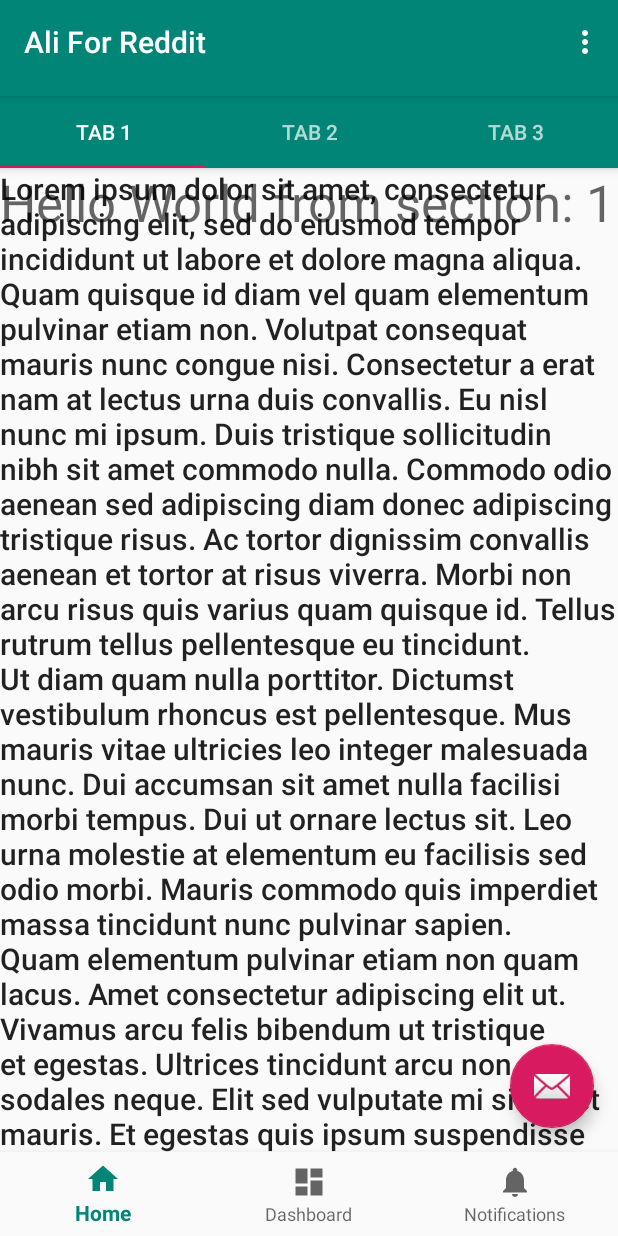
After one commit to ZianeA/Ali-For-Reddit, an Android app: the fragment HomeFragmentContainer placed in its activity, on a phone screen of 412 x 824 dp. The commit adds this screen. Run offline under Robolectric (Android 15) with nearby library versions, the phone set to English and light mode, and no system bars.

Commit message:
Add bottom navigation and tabs

```diff
--- a/app/build.gradle
+++ b/app/build.gradle
@@ -24,12 +24,13 @@ android {
 
 dependencies {
     implementation fileTree(dir: 'libs', include: ['*.jar'])
-    implementation"org.jetbrains.kotlin:kotlin-stdlib-jdk7:$kotlin_version"
+    implementation "org.jetbrains.kotlin:kotlin-stdlib-jdk7:$kotlin_version"
     implementation 'androidx.appcompat:appcompat:1.0.0-beta01'
     implementation 'androidx.core:core-ktx:1.1.0-alpha05'
     implementation 'com.google.android.material:material:1.0.0-beta01'
     implementation 'androidx.constraintlayout:constraintlayout:1.1.3'
     implementation 'androidx.vectordrawable:vectordrawable:1.0.0-beta01'
+    implementation 'androidx.legacy:legacy-support-v4:1.0.0-beta01'
     testImplementation 'junit:junit:4.12'
     androidTestImplementation 'androidx.test:runner:1.1.0-alpha4'
     androidTestImplementation 'androidx.test.espresso:espresso-core:3.1.0-alpha4'
--- /dev/null
+++ b/app/src/main/java/com/visualeap/aliforreddit/HomeFragment.kt
@@ -0,0 +1,39 @@
+package com.visualeap.aliforreddit
+
+import android.os.Bundle
+import androidx.fragment.app.Fragment
+import android.view.LayoutInflater
+import android.view.View
+import android.view.ViewGroup
+import androidx.core.os.bundleOf
+import kotlinx.android.synthetic.main.fragment_home.view.*
+
+class HomeFragment : Fragment() {
+
+    override fun onCreateView(
+        inflater: LayoutInflater, container: ViewGroup?,
+        savedInstanceState: Bundle?
+    ): View? {
+        // Inflate the layout for this fragment
+        val rootView = inflater.inflate(R.layout.fragment_home, container, false)
+        rootView.section_label.text = getString(R.string.section_format, arguments?.getInt(ARG_SECTION_NUMBER))
+        return rootView
+    }
+
+    companion object {
+        /**
+         * The fragment argument representing the section number for this
+         * fragment.
+         */
+        private const val ARG_SECTION_NUMBER = "section_number"
+
+        /**
+         * Returns a new instance of this fragment for the given section
+         * number.
+         */
+        fun newInstance(sectionNumber: Int) = HomeFragment().apply {
+            arguments = bundleOf(ARG_SECTION_NUMBER to sectionNumber)
+        }
+    }
+
+}
--- /dev/null
+++ b/app/src/main/java/com/visualeap/aliforreddit/HomeFragmentContainer.kt
@@ -0,0 +1,86 @@
+package com.visualeap.aliforreddit
+
+import com.google.android.material.tabs.TabLayout
+import com.google.android.material.snackbar.Snackbar
+
+import androidx.fragment.app.Fragment
+import androidx.fragment.app.FragmentManager
+import androidx.fragment.app.FragmentPagerAdapter
+import android.os.Bundle
+import android.view.*
+import kotlinx.android.synthetic.main.fragment_container_home.*
+
+class HomeFragmentContainer : Fragment() {
+
+    /**
+     * The [androidx.viewpager.widget.PagerAdapter] that will provide
+     * fragments for each of the sections. We use a
+     * {@link FragmentPagerAdapter} derivative, which will keep every
+     * loaded fragment in memory. If this becomes too memory intensive, it
+     * may be best to switch to a
+     * androidx.fragment.app.FragmentStatePagerAdapter.
+     */
+    private var sectionsPagerAdapter: SectionsPagerAdapter? = null
+
+    override fun onCreateView(inflater: LayoutInflater, container: ViewGroup?, savedInstanceState: Bundle?): View? {
+        val rootView = inflater.inflate(R.layout.fragment_container_home, container, false)
+        setHasOptionsMenu(true)
+
+        return rootView
+    }
+
+    override fun onViewCreated(view: View, savedInstanceState: Bundle?) {
+        super.onViewCreated(view, savedInstanceState)
+
+        // Create the adapter that will return a fragment for each of the three
+        // primary sections of the activity.
+        sectionsPagerAdapter = SectionsPagerAdapter(childFragmentManager)
+
+        // Set up the ViewPager with the sections adapter.
+        container.adapter = sectionsPagerAdapter
+
+        container.addOnPageChangeListener(TabLayout.TabLayoutOnPageChangeListener(tabs))
+        tabs.addOnTabSelectedListener(TabLayout.ViewPagerOnTabSelectedListener(container))
+
+        fab.setOnClickListener {
+            Snackbar.make(it, "Replace with your own action", Snackbar.LENGTH_LONG)
+                .setAction("Action", null).show()
+        }
+    }
+
+    override fun onCreateOptionsMenu(menu: Menu?, inflater: MenuInflater?) {
+        inflater?.inflate(R.menu.menu_main, menu)
+    }
+
+    override fun onOptionsItemSelected(item: MenuItem): Boolean {
+        // Handle action bar item clicks here. The action bar will
+        // automatically handle clicks on the Home/Up button, so long
+        // as you specify a parent activity in AndroidManifest.xml.
+        val id = item.itemId
+
+        if (id == R.id.action_settings) {
+            return true
+        }
+
+        return super.onOptionsItemSelected(item)
+    }
+
+
+    /**
+     * A [FragmentPagerAdapter] that returns a fragment corresponding to
+     * one of the sections/tabs/pages.
+     */
+    inner class SectionsPagerAdapter(fm: FragmentManager) : FragmentPagerAdapter(fm) {
+
+        override fun getItem(position: Int): Fragment {
+            // getItem is called to instantiate the fragment for the given page.
+            // Return a PlaceholderFragment (defined as a static inner class below).
+            return HomeFragment.newInstance(position + 1)
+        }
+
+        override fun getCount(): Int {
+            // Show 3 total pages.
+            return 3
+        }
+    }
+}
--- a/app/src/main/java/com/visualeap/aliforreddit/MainActivity.kt
+++ b/app/src/main/java/com/visualeap/aliforreddit/MainActivity.kt
@@ -7,18 +7,19 @@ import kotlinx.android.synthetic.main.activity_main.*
 
 class MainActivity : AppCompatActivity() {
 
-    private val mOnNavigationItemSelectedListener = BottomNavigationView.OnNavigationItemSelectedListener { item ->
+    private val mOnNavigationItemSelectedListener =
+        BottomNavigationView.OnNavigationItemSelectedListener { item ->
             when (item.itemId) {
                 R.id.navigation_home -> {
-                message.setText(R.string.title_home)
+                    supportFragmentManager.beginTransaction()
+                        .replace(R.id.fragment_container, HomeFragmentContainer())
+                        .commit();
                     return@OnNavigationItemSelectedListener true
                 }
                 R.id.navigation_dashboard -> {
-                message.setText(R.string.title_dashboard)
                     return@OnNavigationItemSelectedListener true
                 }
                 R.id.navigation_notifications -> {
-                message.setText(R.string.title_notifications)
                     return@OnNavigationItemSelectedListener true
                 }
             }
@@ -28,6 +29,7 @@ class MainActivity : AppCompatActivity() {
     override fun onCreate(savedInstanceState: Bundle?) {
         super.onCreate(savedInstanceState)
         setContentView(R.layout.activity_main)
+        setSupportActionBar(toolbar)
 
         navigation.setOnNavigationItemSelectedListener(mOnNavigationItemSelectedListener)
     }
--- a/app/src/main/res/layout/activity_main.xml
+++ b/app/src/main/res/layout/activity_main.xml
@@ -1,34 +1,45 @@
 <?xml version="1.0" encoding="utf-8"?>
-<androidx.constraintlayout.widget.ConstraintLayout
-        xmlns:android="http://schemas.android.com/apk/res/android"
+<androidx.constraintlayout.widget.ConstraintLayout xmlns:android="http://schemas.android.com/apk/res/android"
     xmlns:app="http://schemas.android.com/apk/res-auto"
     xmlns:tools="http://schemas.android.com/tools"
-        android:id="@+id/container"
     android:layout_width="match_parent"
     android:layout_height="match_parent"
     tools:context=".MainActivity">
 
-    <TextView
-            android:id="@+id/message"
-            android:layout_width="wrap_content"
+    <com.google.android.material.appbar.AppBarLayout
+        android:id="@+id/appBarLayout"
+        android:layout_width="match_parent"
         android:layout_height="wrap_content"
-            android:layout_marginStart="@dimen/activity_horizontal_margin"
-            android:layout_marginLeft="@dimen/activity_horizontal_margin"
-            android:layout_marginTop="@dimen/activity_vertical_margin"
-            android:text="@string/title_home"
-            app:layout_constraintLeft_toLeftOf="parent"
-            app:layout_constraintTop_toTopOf="parent"/>
+        android:fitsSystemWindows="true"
+        android:paddingBottom="@dimen/appbar_padding_bottom"
+        android:theme="@style/AppTheme.AppBarOverlay"
+        app:layout_constraintStart_toStartOf="parent"
+        app:layout_constraintTop_toTopOf="parent">
+
+        <androidx.appcompat.widget.Toolbar
+            android:id="@+id/toolbar"
+            android:layout_width="match_parent"
+            android:layout_height="?attr/actionBarSize"
+            android:background="?attr/colorPrimary"
+            app:popupTheme="@style/AppTheme.PopupOverlay"
+            app:title="@string/app_name" />
+
+    </com.google.android.material.appbar.AppBarLayout>
+
+    <FrameLayout
+        android:id="@+id/fragment_container"
+        android:layout_width="match_parent"
+        android:layout_height="0dp"
+        app:layout_constraintBottom_toTopOf="@+id/navigation"
+        app:layout_constraintTop_toBottomOf="@+id/appBarLayout" />
+
 
     <com.google.android.material.bottomnavigation.BottomNavigationView
         android:id="@+id/navigation"
-            android:layout_width="0dp"
+        android:layout_width="match_parent"
         android:layout_height="wrap_content"
-            android:layout_marginEnd="0dp"
-            android:layout_marginStart="0dp"
         android:background="?android:attr/windowBackground"
         app:layout_constraintBottom_toBottomOf="parent"
-            app:layout_constraintLeft_toLeftOf="parent"
-            app:layout_constraintRight_toRightOf="parent"
-            app:menu="@menu/navigation"/>
-
+        app:layout_constraintStart_toStartOf="parent"
+        app:menu="@menu/navigation" />
 </androidx.constraintlayout.widget.ConstraintLayout>
--- /dev/null
+++ b/app/src/main/res/layout/fragment_container_home.xml
@@ -0,0 +1,56 @@
+<?xml version="1.0" encoding="utf-8"?>
+<androidx.coordinatorlayout.widget.CoordinatorLayout xmlns:android="http://schemas.android.com/apk/res/android"
+    xmlns:app="http://schemas.android.com/apk/res-auto"
+    xmlns:tools="http://schemas.android.com/tools"
+    android:id="@+id/main_content"
+    android:layout_width="match_parent"
+    android:layout_height="match_parent">
+
+    <com.google.android.material.appbar.AppBarLayout
+        android:id="@+id/appbar"
+        android:layout_width="match_parent"
+        android:layout_height="wrap_content"
+        android:theme="@style/AppTheme.AppBarOverlay">
+
+        <com.google.android.material.tabs.TabLayout
+            android:id="@+id/tabs"
+            android:layout_width="match_parent"
+            android:layout_height="wrap_content"
+            app:layout_scrollFlags="scroll|enterAlways">
+
+            <com.google.android.material.tabs.TabItem
+                android:id="@+id/tabItem"
+                android:layout_width="wrap_content"
+                android:layout_height="wrap_content"
+                android:text="@string/tab_text_1" />
+
+            <com.google.android.material.tabs.TabItem
+                android:id="@+id/tabItem2"
+                android:layout_width="wrap_content"
+                android:layout_height="wrap_content"
+                android:text="@string/tab_text_2" />
+
+            <com.google.android.material.tabs.TabItem
+                android:id="@+id/tabItem3"
+                android:layout_width="wrap_content"
+                android:layout_height="wrap_content"
+                android:text="@string/tab_text_3" />
+
+        </com.google.android.material.tabs.TabLayout>
+    </com.google.android.material.appbar.AppBarLayout>
+
+    <androidx.viewpager.widget.ViewPager
+        android:id="@+id/container"
+        android:layout_width="match_parent"
+        android:layout_height="match_parent"
+        app:layout_behavior="@string/appbar_scrolling_view_behavior" />
+
+    <com.google.android.material.floatingactionbutton.FloatingActionButton
+        android:id="@+id/fab"
+        android:layout_width="wrap_content"
+        android:layout_height="wrap_content"
+        android:layout_gravity="end|bottom"
+        android:layout_margin="@dimen/fab_margin"
+        app:srcCompat="@android:drawable/ic_dialog_email" />
+
+</androidx.coordinatorlayout.widget.CoordinatorLayout>
--- /dev/null
+++ b/app/src/main/res/layout/fragment_home.xml
@@ -0,0 +1,28 @@
+<?xml version="1.0" encoding="utf-8"?>
+<FrameLayout xmlns:android="http://schemas.android.com/apk/res/android"
+    xmlns:tools="http://schemas.android.com/tools"
+    android:layout_width="match_parent"
+    android:layout_height="match_parent"
+    tools:context=".HomeFragment">
+
+    <!-- TODO: Update blank fragment layout -->
+    <TextView
+        android:id="@+id/section_label"
+        android:layout_width="match_parent"
+        android:layout_height="wrap_content"
+        android:text="@string/hello_blank_fragment"
+        android:textAppearance="@style/TextAppearance.AppCompat.Display1" />
+
+    <androidx.core.widget.NestedScrollView
+        android:layout_width="match_parent"
+        android:layout_height="match_parent">
+
+        <TextView
+            android:layout_width="match_parent"
+            android:layout_height="wrap_content"
+            android:textAppearance="@style/TextAppearance.AppCompat.Title"
+            android:text="@string/lorem_ipsum" />
+    </androidx.core.widget.NestedScrollView>
+
+
+</FrameLayout>
--- /dev/null
+++ b/app/src/main/res/menu/menu_main.xml
@@ -0,0 +1,9 @@
+<menu xmlns:android="http://schemas.android.com/apk/res/android"
+      xmlns:app="http://schemas.android.com/apk/res-auto"
+      xmlns:tools="http://schemas.android.com/tools"
+      tools:context="com.visualeap.aliforreddit.HomeFragmentContainer">
+    <item android:id="@+id/action_settings"
+          android:title="@string/action_settings"
+          android:orderInCategory="100"
+          app:showAsAction="never"/>
+</menu>
--- /dev/null
+++ b/app/src/main/res/values-w820dp/dimens.xml
@@ -0,0 +1,6 @@
+<resources>
+    <!-- Example customization of dimensions originally defined in res/values/dimens.xml
+         (such as screen margins) for screens with more than 820dp of available width. This
+         would include 7" and 10" devices in landscape (~960dp and ~1280dp respectively). -->
+    <dimen name="activity_horizontal_margin">64dp</dimen>
+</resources>
--- a/app/src/main/res/values/dimens.xml
+++ b/app/src/main/res/values/dimens.xml
@@ -2,4 +2,6 @@
     <!-- Default screen margins, per the Android Design guidelines. -->
     <dimen name="activity_horizontal_margin">16dp</dimen>
     <dimen name="activity_vertical_margin">16dp</dimen>
+    <dimen name="fab_margin">16dp</dimen>
+    <dimen name="appbar_padding_bottom">8dp</dimen>
 </resources>
--- a/app/src/main/res/values/strings.xml
+++ b/app/src/main/res/values/strings.xml
@@ -3,4 +3,19 @@
     <string name="title_home">Home</string>
     <string name="title_dashboard">Dashboard</string>
     <string name="title_notifications">Notifications</string>
+    <string name="title_activity_main_fragment">Main</string>
+    <string name="tab_text_1">Tab 1</string>
+    <string name="tab_text_2">Tab 2</string>
+    <string name="tab_text_3">Tab 3</string>
+    <string name="action_settings">Settings</string>
+    <string name="section_format">Hello World from section: %1$d</string>
+
+    <!-- TODO: Remove or change this placeholder text -->
+    <string name="hello_blank_fragment">Hello blank fragment</string>
+    <string name="title_activity_main2">Main2Activity</string>
+    <string name="lorem_ipsum">Lorem ipsum dolor sit amet, consectetur adipiscing elit, sed do eiusmod tempor incididunt ut labore et dolore magna aliqua. Quam quisque id diam vel quam elementum pulvinar etiam non. Volutpat consequat mauris nunc congue nisi. Consectetur a erat nam at lectus urna duis convallis. Eu nisl nunc mi ipsum. Duis tristique sollicitudin nibh sit amet commodo nulla. Commodo odio aenean sed adipiscing diam donec adipiscing tristique risus. Ac tortor dignissim convallis aenean et tortor at risus viverra. Morbi non arcu risus quis varius quam quisque id. Tellus rutrum tellus pellentesque eu tincidunt. Ut diam quam nulla porttitor. Dictumst vestibulum rhoncus est pellentesque. Mus mauris vitae ultricies leo integer malesuada nunc. Dui accumsan sit amet nulla facilisi morbi tempus.
+
+Dui ut ornare lectus sit. Leo urna molestie at elementum eu facilisis sed odio morbi. Mauris commodo quis imperdiet massa tincidunt nunc pulvinar sapien. Quam elementum pulvinar etiam non quam lacus. Amet consectetur adipiscing elit ut. Vivamus arcu felis bibendum ut tristique et egestas. Ultrices tincidunt arcu non sodales neque. Elit sed vulputate mi sit amet mauris. Et egestas quis ipsum suspendisse ultrices gravida dictum fusce. Nec dui nunc mattis enim ut tellus. Donec massa sapien faucibus et molestie ac feugiat sed. Mattis pellentesque id nibh tortor id. Amet massa vitae tortor condimentum lacinia quis vel. Purus faucibus ornare suspendisse sed nisi. Sed vulputate mi sit amet mauris commodo quis imperdiet massa. Odio aenean sed adipiscing diam donec adipiscing tristique risus nec. Hendrerit gravida rutrum quisque non tellus orci ac.
+
+Varius duis at consectetur lorem donec. Hac habitasse platea dictumst vestibulum rhoncus est pellentesque elit. Pharetra convallis posuere morbi leo. Ornare lectus sit amet est placerat. Risus feugiat in ante metus dictum. Consequat nisl vel pretium lectus quam. Odio morbi quis commodo odio aenean sed adipiscing diam donec. Augue lacus viverra vitae congue. Ac auctor augue mauris augue neque. Purus in massa tempor nec feugiat nisl. Adipiscing diam donec adipiscing tristique risus nec feugiat. Felis donec et odio pellentesque diam volutpat commodo sed egestas. Commodo quis imperdiet massa tincidunt nunc pulvinar sapien. Tincidunt arcu non sodales neque sodales ut etiam sit. Quis lectus nulla at volutpat diam ut venenatis tellus in. At quis risus sed vulputate odio ut enim blandit. Platea dictumst vestibulum rhoncus est pellentesque elit ullamcorper. Tellus integer feugiat scelerisque varius morbi. Et netus et malesuada fames ac turpis egestas sed.</string>
 </resources>
--- a/app/src/main/res/values/styles.xml
+++ b/app/src/main/res/values/styles.xml
@@ -8,4 +8,13 @@
         <item name="colorAccent">@color/colorAccent</item>
     </style>
 
+    <style name="AppTheme.NoActionBar">
+        <item name="windowActionBar">false</item>
+        <item name="windowNoTitle">true</item>
+    </style>
+
+    <style name="AppTheme.AppBarOverlay" parent="ThemeOverlay.AppCompat.Dark.ActionBar" />
+
+    <style name="AppTheme.PopupOverlay" parent="ThemeOverlay.AppCompat.Light" />
+
 </resources>
```
Also changed, not shown: app/src/main/AndroidManifest.xml (+7 -4 lines). Lines whose indentation alone changed are shown as unchanged.
